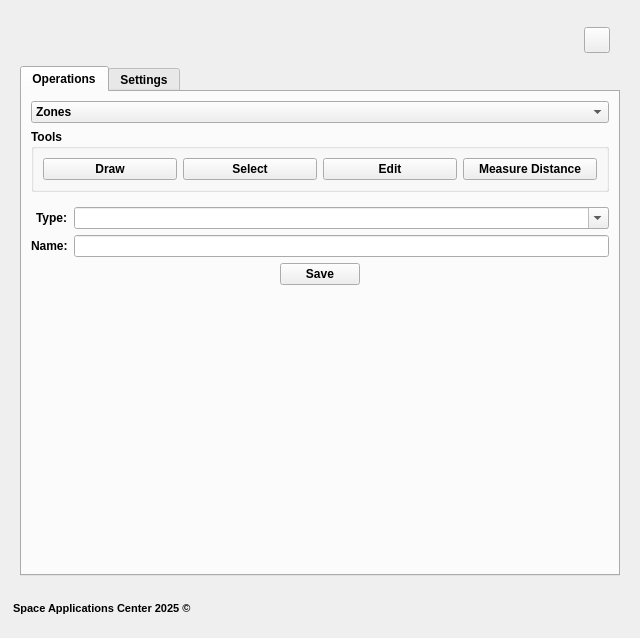
This is gui/RNA_dialog_base.ui in Zuhir-Benslama/CAM-Communal-Addressing-Map as Qt 5 draws it before an edit. The edited form follows.
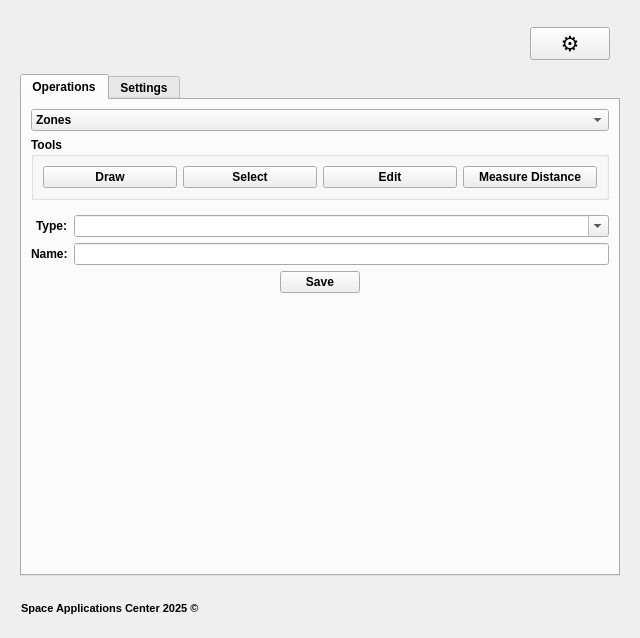
This is the edited form. The open tabs and pages were chosen to show the change. Icons and pictures are not drawn.

Diff of the .ui file:
```diff
--- a/gui/RNA_dialog_base.ui
+++ b/gui/RNA_dialog_base.ui
@@ -52,13 +52,13 @@
           </property>
           <layout class="QHBoxLayout" name="horizontalLayout_10">
             <property name="leftMargin">
-              <number>2</number>
+              <number>10</number>
             </property>
             <property name="topMargin">
               <number>2</number>
             </property>
             <property name="rightMargin">
-              <number>2</number>
+              <number>10</number>
             </property>
             <property name="bottomMargin">
               <number>2</number>
@@ -907,13 +907,7 @@
                       <property name="minimumSize">
                         <size>
                           <width>0</width>
-                          <height>40</height>
-                        </size>
-                      </property>
-                      <property name="maximumSize">
-                        <size>
-                          <width>16777215</width>
-                          <height>40</height>
+                          <height>48</height>
                         </size>
                       </property>
                       <property name="frameShape">
@@ -982,18 +976,17 @@
                                   <widget class="QPushButton" name="gear_btn">
                                    <property name="minimumSize">
                                      <size>
-                                       <width>26</width>
-                                       <height>26</height>
-                                     </size>
-                                   </property>
-                                   <property name="maximumSize">
-                                     <size>
-                                       <width>26</width>
-                                       <height>26</height>
-                                     </size>
+                                        <width>0</width>
+                                        <height>0</height>
+                                      </size>
+                                    </property>
+                                    <property name="font">
+                                      <font>
+                                        <pointsize>16</pointsize>
+                                      </font>
                                    </property>
                                    <property name="text">
-                                     <string />
+                                      <string>⚙️</string>
                                    </property>
                                    <property name="toolTip">
                                      <string>Toggle Settings</string>
```
Left out of the diff: 24 changed lines with no effect on the pictures. Lines whose indentation alone changed are shown as unchanged.
